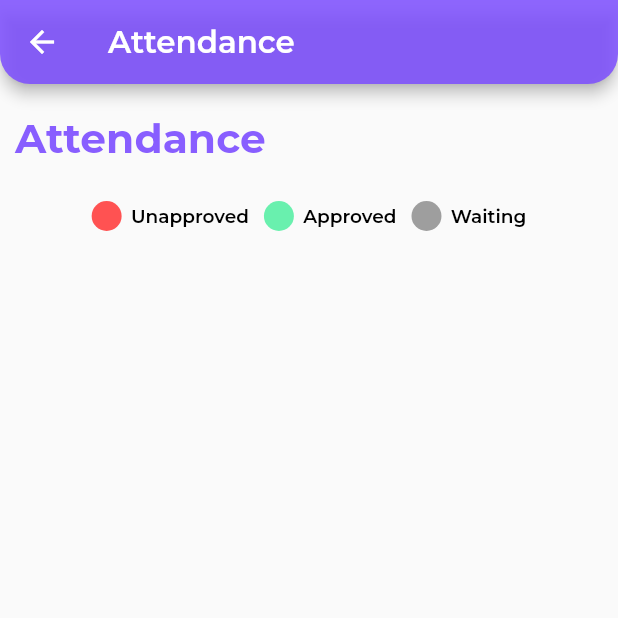
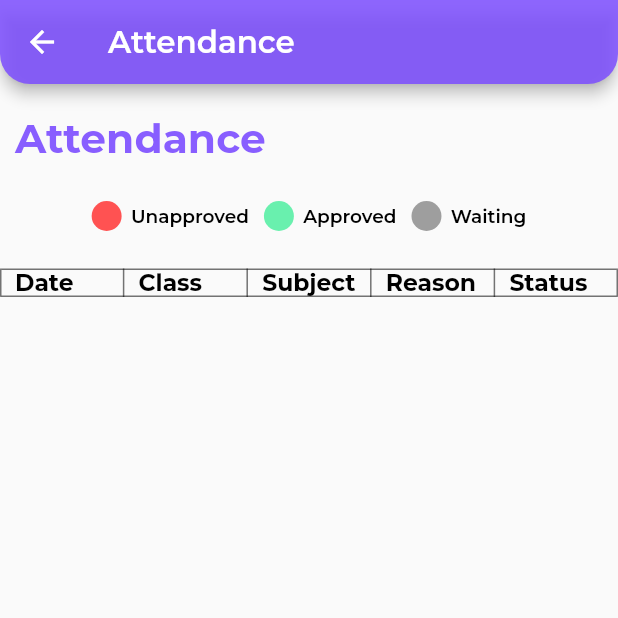
Before and after one commit to BrunoJurkovic/akademik, a Flutter app: the AttendanceScreen screen opened by its route, on a phone screen of 412 x 824 dp, the top half of it. Run offline on Flutter 3.47's test engine with Material 2 defaults, Android fonts, the phone set to English and light mode, and no system bars; our stand-ins replace auto_route, cached_network_image, cloud_firestore, firebase_auth, firebase_core, flutter_form_builder and 3 more; accounts and stored records are empty.

Commit message:
Reformated attendance to a table

```diff
--- a/lib/main.dart
+++ b/lib/main.dart
@@ -1,4 +1,5 @@
 import 'package:akademik/routes/akademik_router.gr.dart';
+import 'package:akademik/services/attendance_repo.dart';
 import 'package:akademik/services/homework_repo.dart';
 import 'package:akademik/services/news_repo.dart';
 import 'package:akademik/services/user_repo.dart';
@@ -26,6 +27,9 @@ class MyApp extends StatelessWidget {
         ),
         ChangeNotifierProvider(
           create: (ctx) => NewsRepository(),
+        ),
+        ChangeNotifierProvider(
+          create: (ctx) => AttendanceRepository(),
         ),
       ],
       child: const AppStart(),
--- a/lib/providers/user.dart
+++ b/lib/providers/user.dart
@@ -7,6 +7,7 @@ class AkademikUser with ChangeNotifier {
   final int year;
   final String name;
   final String pictureUrl;
+  final String userId;
 
   factory AkademikUser.fromDocument(DocumentSnapshot doc) {
     print(doc.toString());
@@ -16,6 +17,7 @@ class AkademikUser with ChangeNotifier {
       pictureUrl: doc['pictureUrl'] as String,
       username: doc['username'] as String,
       year: doc['year'] as int,
+      userId: doc.id,
     );
   }
 
@@ -30,5 +32,10 @@ class AkademikUser with ChangeNotifier {
   }
 
   AkademikUser(
-      {this.year, this.name, this.pictureUrl, this.email, this.username});
+      {this.year,
+      this.name,
+      this.pictureUrl,
+      this.email,
+      this.username,
+      this.userId});
 }
--- a/lib/screens/attendance/attendance.dart
+++ b/lib/screens/attendance/attendance.dart
@@ -64,6 +64,100 @@ class _AttendanceScreenState extends State<AttendanceScreen> {
             ),
             Container(
               width: width,
+              height: height * 0.75,
+              child: Table(
+                border: TableBorder.all(color: Colors.black54),
+                children: [
+                  buildInitalTableRow(height),
+                  TableRow(),
+                ],
+              ),
+            ),
+          ],
+        ),
+      ),
+    );
+  }
+
+  TableRow buildInitalTableRow(double height) {
+    return TableRow(
+      children: [
+        Padding(
+          padding: EdgeInsets.fromLTRB(10, 0, 5, 0),
+          child: Text(
+            'Date',
+            style: GoogleFonts.montserrat(
+              color: Colors.black,
+              fontWeight: FontWeight.w700,
+              fontSize: height * 0.019,
+            ),
+          ),
+        ),
+        Padding(
+          padding: EdgeInsets.fromLTRB(10, 0, 5, 0),
+          child: Text(
+            'Class',
+            style: GoogleFonts.montserrat(
+              color: Colors.black,
+              fontWeight: FontWeight.w700,
+              fontSize: height * 0.019,
+            ),
+          ),
+        ),
+        Padding(
+          padding: EdgeInsets.fromLTRB(10, 0, 5, 0),
+          child: Text(
+            'Subject',
+            style: GoogleFonts.montserrat(
+              color: Colors.black,
+              fontWeight: FontWeight.w700,
+              fontSize: height * 0.019,
+            ),
+          ),
+        ),
+        Padding(
+          padding: EdgeInsets.fromLTRB(10, 0, 5, 0),
+          child: Text(
+            'Reason',
+            style: GoogleFonts.montserrat(
+              color: Colors.black,
+              fontWeight: FontWeight.w700,
+              fontSize: height * 0.019,
+            ),
+          ),
+        ),
+        Padding(
+          padding: EdgeInsets.fromLTRB(10, 0, 5, 0),
+          child: Text(
+            'Status',
+            style: GoogleFonts.montserrat(
+              color: Colors.black,
+              fontWeight: FontWeight.w700,
+              fontSize: height * 0.019,
+            ),
+          ),
+        ),
+      ],
+    );
+  }
+}
+
+class BackupItem extends StatelessWidget {
+  const BackupItem({
+    Key key,
+    @required this.width,
+    @required this.height,
+    @required this.attendance,
+  }) : super(key: key);
+
+  final double width;
+  final double height;
+  final List<AkademikAttendance> attendance;
+
+  @override
+  Widget build(BuildContext context) {
+    return Container(
+      width: width,
       height: height * 0.7,
       child: ListView.builder(
         itemCount: attendance.length,
@@ -79,8 +173,7 @@ class _AttendanceScreenState extends State<AttendanceScreen> {
                   Padding(
                     padding: EdgeInsets.fromLTRB(10, 0, 5, 0),
                     child: Text(
-                              DateFormat.yMMMd()
-                                  .format(attendance[index].timestamp),
+                      DateFormat.yMMMd().format(attendance[index].timestamp),
                       style: GoogleFonts.montserrat(
                         color: Colors.black,
                         fontWeight: FontWeight.w500,
@@ -130,10 +223,6 @@ class _AttendanceScreenState extends State<AttendanceScreen> {
             ),
           );
         },
-              ),
-            )
-          ],
-        ),
       ),
     );
   }
--- a/lib/services/attendance_repo.dart
+++ b/lib/services/attendance_repo.dart
@@ -8,8 +8,10 @@ class AttendanceRepository with ChangeNotifier {
   final List<AkademikAttendance> _attendanceList = [];
 
   Future<void> fetchAttendance(String userId) async {
-    final query =
-        await _attendanceReference.where('userId', isEqualTo: userId).get();
+    final query = await _attendanceReference
+        .where('userId', isEqualTo: userId)
+        .orderBy('timestamp')
+        .get();
     query.docs.forEach((doc) {
       _attendanceList.add(AkademikAttendance.fromDocument(doc));
     });
```
Lines whose indentation alone changed are shown as unchanged.
